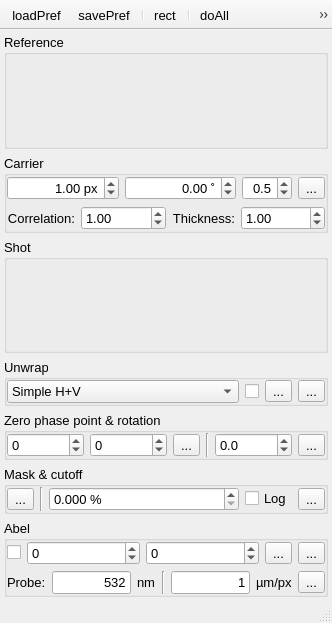
Qt form UIs/nInterferometry.ui (NeutrinoToolkit/Neutrino) before a commit.
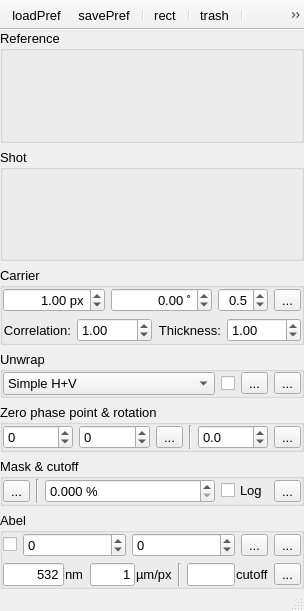
The same form after that commit. Icons and pictures are not drawn.

The edit to the form file:
```diff
--- a/UIs/nInterferometry.ui
+++ b/UIs/nInterferometry.ui
@@ -6,8 +6,8 @@
    <rect>
     <x>0</x>
     <y>0</y>
-    <width>332</width>
-    <height>623</height>
+    <width>304</width>
+    <height>611</height>
    </rect>
   </property>
   <property name="font">
@@ -28,9 +28,9 @@
    <bool>true</bool>
   </property>
   <widget class="QWidget" name="centralwidget">
-   <layout class="QVBoxLayout" name="verticalLayout" stretch="1,0,1,0,0,0,0">
+   <layout class="QVBoxLayout" name="verticalLayout" stretch="1,1,0,0,0,0,0">
     <property name="margin">
-     <number>4</number>
+     <number>0</number>
     </property>
     <item>
      <widget class="QGroupBox" name="image1">
@@ -39,6 +39,13 @@
       </property>
      </widget>
     </item>
+    <item>
+     <widget class="QGroupBox" name="image2">
+      <property name="title">
+       <string>Shot</string>
+      </property>
+     </widget>
+    </item>
     <item>
      <widget class="QGroupBox" name="groupBox_2">
       <property name="title">
@@ -244,13 +251,6 @@
       </layout>
      </widget>
     </item>
-    <item>
-     <widget class="QGroupBox" name="image2">
-      <property name="title">
-       <string>Shot</string>
-      </property>
-     </widget>
-    </item>
     <item>
      <widget class="QGroupBox" name="methodBox">
       <property name="title">
@@ -613,22 +613,19 @@
        </item>
        <item row="1" column="0" colspan="5">
         <widget class="QWidget" name="widget" native="true">
-         <layout class="QHBoxLayout" name="horizontalLayout_5" stretch="0,1,0,0,1,0,0">
+         <layout class="QHBoxLayout" name="horizontalLayout_5" stretch="1,1,0,1,0">
           <property name="margin">
            <number>0</number>
           </property>
           <item>
-           <widget class="QLabel" name="label_4">
-            <property name="font">
-             <font>
-              <pointsize>10</pointsize>
-             </font>
-            </property>
-            <property name="text">
-             <string>Probe:</string>
-            </property>
-           </widget>
-          </item>
+           <widget class="QWidget" name="widget_3" native="true">
+            <layout class="QHBoxLayout" name="horizontalLayout_6" stretch="1,0">
+             <property name="spacing">
+              <number>1</number>
+             </property>
+             <property name="margin">
+              <number>0</number>
+             </property>
           <item>
            <widget class="QLineEdit" name="probeLambda">
             <property name="toolTip">
@@ -657,13 +654,18 @@
             </property>
            </widget>
           </item>
-          <item>
-           <widget class="Line" name="line_3">
-            <property name="orientation">
-             <enum>Qt::Vertical</enum>
-            </property>
+            </layout>
            </widget>
           </item>
+          <item>
+           <widget class="QWidget" name="widget_4" native="true">
+            <layout class="QHBoxLayout" name="horizontalLayout_7" stretch="1,0">
+             <property name="spacing">
+              <number>1</number>
+             </property>
+             <property name="margin">
+              <number>0</number>
+             </property>
           <item>
            <widget class="QLineEdit" name="imgRes">
             <property name="toolTip">
@@ -692,6 +694,50 @@
             </property>
            </widget>
           </item>
+            </layout>
+           </widget>
+          </item>
+          <item>
+           <widget class="Line" name="line_3">
+            <property name="orientation">
+             <enum>Qt::Vertical</enum>
+            </property>
+           </widget>
+          </item>
+          <item>
+           <widget class="QWidget" name="widget_5" native="true">
+            <layout class="QHBoxLayout" name="horizontalLayout_8" stretch="0,0">
+             <property name="spacing">
+              <number>1</number>
+             </property>
+             <property name="margin">
+              <number>0</number>
+             </property>
+             <item>
+              <widget class="QLineEdit" name="abelMinMax">
+               <property name="toolTip">
+                <string>Min and max value for abel inversion</string>
+               </property>
+              </widget>
+             </item>
+             <item>
+              <widget class="QLabel" name="label_4">
+               <property name="font">
+                <font>
+                 <pointsize>10</pointsize>
+                </font>
+               </property>
+               <property name="toolTip">
+                <string>Min and max value for abel inversion</string>
+               </property>
+               <property name="text">
+                <string>cutoff</string>
+               </property>
+              </widget>
+             </item>
+            </layout>
+           </widget>
+          </item>
           <item>
            <widget class="QToolButton" name="doAbel">
             <property name="toolTip">
@@ -755,6 +801,8 @@
    <addaction name="separator"/>
    <addaction name="actionRect"/>
    <addaction name="separator"/>
+   <addaction name="actionTrash"/>
+   <addaction name="separator"/>
    <addaction name="actionDoWavelet"/>
    <addaction name="chained"/>
   </widget>
@@ -822,6 +870,18 @@
     <string>Do workflow</string>
    </property>
   </action>
+  <action name="actionTrash">
+   <property name="icon">
+    <iconset resource="../resources/neutrino.qrc">
+     <normaloff>:/icons/trash.png</normaloff>:/icons/trash.png</iconset>
+   </property>
+   <property name="text">
+    <string>trash</string>
+   </property>
+   <property name="toolTip">
+    <string>Trash old Files</string>
+   </property>
+  </action>
  </widget>
  <tabstops>
   <tabstop>widthCarrier</tabstop>
```
Left out of the diff: 81 changed lines with no effect on the pictures. Lines whose indentation alone changed are shown as unchanged.
